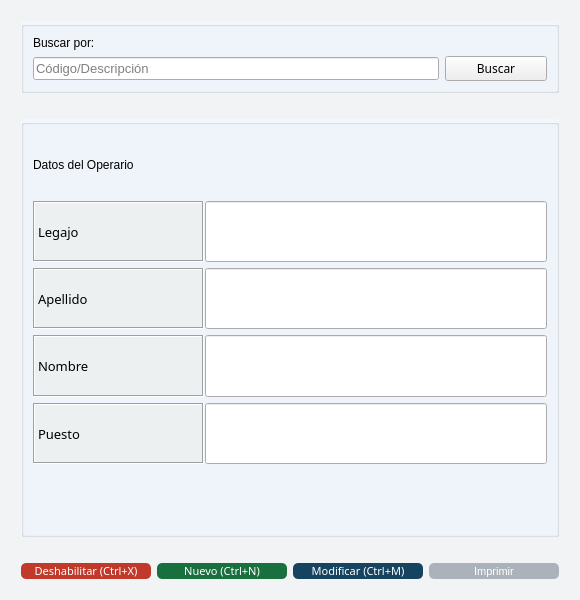
Lonaris/Corupel, file Vistas/gui/detalles/operario_detalle.ui: the form before one commit.
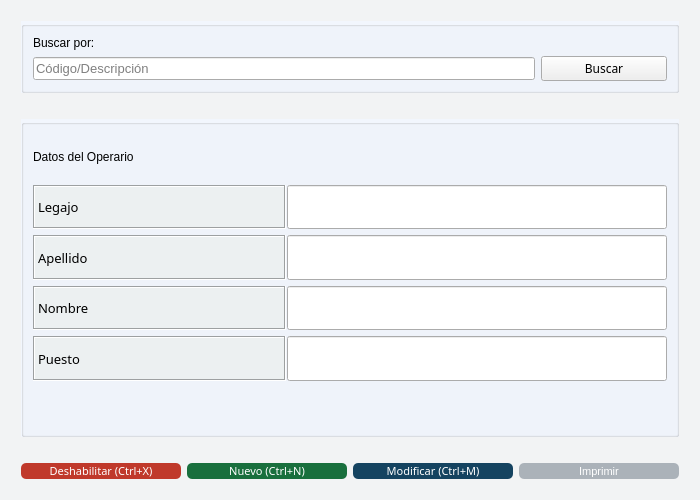
The form after the commit. Icons and pictures are not drawn.

Commit message:
ligeros cambios a la interfaz
Saque el buscador y agregue colores a las line edit que faltaban

Diff of the .ui file:
```diff
--- a/Vistas/gui/detalles/operario_detalle.ui
+++ b/Vistas/gui/detalles/operario_detalle.ui
@@ -6,8 +6,8 @@
    <rect>
     <x>0</x>
     <y>0</y>
-    <width>580</width>
-    <height>600</height>
+    <width>700</width>
+    <height>500</height>
    </rect>
   </property>
   <property name="sizePolicy">
@@ -470,31 +470,10 @@
        <property name="title">
         <string/>
        </property>
-       <layout class="QGridLayout" name="gridLayout_5" columnstretch="2,4">
+       <layout class="QGridLayout" name="gridLayout_5" columnstretch="40,60">
         <property name="horizontalSpacing">
          <number>1</number>
         </property>
-        <item row="2" column="1">
-         <widget class="QLineEdit" name="ope_apellido">
-          <property name="sizePolicy">
-           <sizepolicy hsizetype="Expanding" vsizetype="Expanding">
-            <horstretch>0</horstretch>
-            <verstretch>0</verstretch>
-           </sizepolicy>
-          </property>
-          <property name="font">
-           <font>
-            <family>DokChampa</family>
-            <pointsize>10</pointsize>
-            <weight>50</weight>
-            <bold>false</bold>
-           </font>
-          </property>
-          <property name="text">
-           <string/>
-          </property>
-         </widget>
-        </item>
         <item row="1" column="1">
          <widget class="QLineEdit" name="ope_legajo">
           <property name="sizePolicy">
@@ -516,6 +495,27 @@
           </property>
          </widget>
         </item>
+        <item row="2" column="1">
+         <widget class="QLineEdit" name="ope_apellido">
+          <property name="sizePolicy">
+           <sizepolicy hsizetype="Expanding" vsizetype="Expanding">
+            <horstretch>0</horstretch>
+            <verstretch>0</verstretch>
+           </sizepolicy>
+          </property>
+          <property name="font">
+           <font>
+            <family>DokChampa</family>
+            <pointsize>10</pointsize>
+            <weight>50</weight>
+            <bold>false</bold>
+           </font>
+          </property>
+          <property name="text">
+           <string/>
+          </property>
+         </widget>
+        </item>
         <item row="0" column="0">
          <widget class="QLabel" name="label">
           <property name="sizePolicy">
@@ -561,80 +561,6 @@
           </property>
          </widget>
         </item>
-        <item row="4" column="1">
-         <widget class="QLineEdit" name="ope_puesto">
-          <property name="sizePolicy">
-           <sizepolicy hsizetype="Expanding" vsizetype="Expanding">
-            <horstretch>0</horstretch>
-            <verstretch>0</verstretch>
-           </sizepolicy>
-          </property>
-          <property name="font">
-           <font>
-            <family>DokChampa</family>
-            <pointsize>10</pointsize>
-            <weight>50</weight>
-            <bold>false</bold>
-           </font>
-          </property>
-         </widget>
-        </item>
-        <item row="3" column="1">
-         <widget class="QLineEdit" name="ope_nombre">
-          <property name="enabled">
-           <bool>true</bool>
-          </property>
-          <property name="sizePolicy">
-           <sizepolicy hsizetype="Expanding" vsizetype="Expanding">
-            <horstretch>0</horstretch>
-            <verstretch>0</verstretch>
-           </sizepolicy>
-          </property>
-          <property name="font">
-           <font>
-            <family>DokChampa</family>
-            <pointsize>10</pointsize>
-            <weight>50</weight>
-            <bold>false</bold>
-           </font>
-          </property>
-          <property name="text">
-           <string/>
-          </property>
-         </widget>
-        </item>
-        <item row="4" column="0">
-         <widget class="QLabel" name="label_puesto">
-          <property name="sizePolicy">
-           <sizepolicy hsizetype="Expanding" vsizetype="Expanding">
-            <horstretch>0</horstretch>
-            <verstretch>0</verstretch>
-           </sizepolicy>
-          </property>
-          <property name="font">
-           <font>
-            <family>DokChampa</family>
-            <pointsize>10</pointsize>
-            <weight>50</weight>
-            <bold>false</bold>
-           </font>
-          </property>
-          <property name="styleSheet">
-           <string notr="true">#label_puesto{
-	background-color: #ECF0F1;
-	}</string>
-          </property>
-          <property name="frameShape">
-           <enum>QFrame::Box</enum>
-          </property>
-          <property name="frameShadow">
-           <enum>QFrame::Sunken</enum>
-          </property>
-          <property name="text">
-           <string>Puesto</string>
-          </property>
-         </widget>
-        </item>
         <item row="3" column="0">
          <widget class="QLabel" name="label_nombre">
           <property name="sizePolicy">
@@ -667,6 +593,24 @@
           </property>
          </widget>
         </item>
+        <item row="4" column="1">
+         <widget class="QLineEdit" name="ope_puesto">
+          <property name="sizePolicy">
+           <sizepolicy hsizetype="Expanding" vsizetype="Expanding">
+            <horstretch>0</horstretch>
+            <verstretch>0</verstretch>
+           </sizepolicy>
+          </property>
+          <property name="font">
+           <font>
+            <family>DokChampa</family>
+            <pointsize>10</pointsize>
+            <weight>50</weight>
+            <bold>false</bold>
+           </font>
+          </property>
+         </widget>
+        </item>
         <item row="1" column="0">
          <widget class="QLabel" name="label_legajo">
           <property name="sizePolicy">
@@ -699,6 +643,62 @@
           </property>
          </widget>
         </item>
+        <item row="4" column="0">
+         <widget class="QLabel" name="label_puesto">
+          <property name="sizePolicy">
+           <sizepolicy hsizetype="Expanding" vsizetype="Expanding">
+            <horstretch>0</horstretch>
+            <verstretch>0</verstretch>
+           </sizepolicy>
+          </property>
+          <property name="font">
+           <font>
+            <family>DokChampa</family>
+            <pointsize>10</pointsize>
+            <weight>50</weight>
+            <bold>false</bold>
+           </font>
+          </property>
+          <property name="styleSheet">
+           <string notr="true">#label_puesto{
+	background-color: #ECF0F1;
+	}</string>
+          </property>
+          <property name="frameShape">
+           <enum>QFrame::Box</enum>
+          </property>
+          <property name="frameShadow">
+           <enum>QFrame::Sunken</enum>
+          </property>
+          <property name="text">
+           <string>Puesto</string>
+          </property>
+         </widget>
+        </item>
+        <item row="3" column="1">
+         <widget class="QLineEdit" name="ope_nombre">
+          <property name="enabled">
+           <bool>true</bool>
+          </property>
+          <property name="sizePolicy">
+           <sizepolicy hsizetype="Expanding" vsizetype="Expanding">
+            <horstretch>0</horstretch>
+            <verstretch>0</verstretch>
+           </sizepolicy>
+          </property>
+          <property name="font">
+           <font>
+            <family>DokChampa</family>
+            <pointsize>10</pointsize>
+            <weight>50</weight>
+            <bold>false</bold>
+           </font>
+          </property>
+          <property name="text">
+           <string/>
+          </property>
+         </widget>
+        </item>
         <item row="5" column="0" colspan="2">
          <spacer name="verticalSpacer">
           <property name="orientation">
```
The commit also changes 6 other files.
